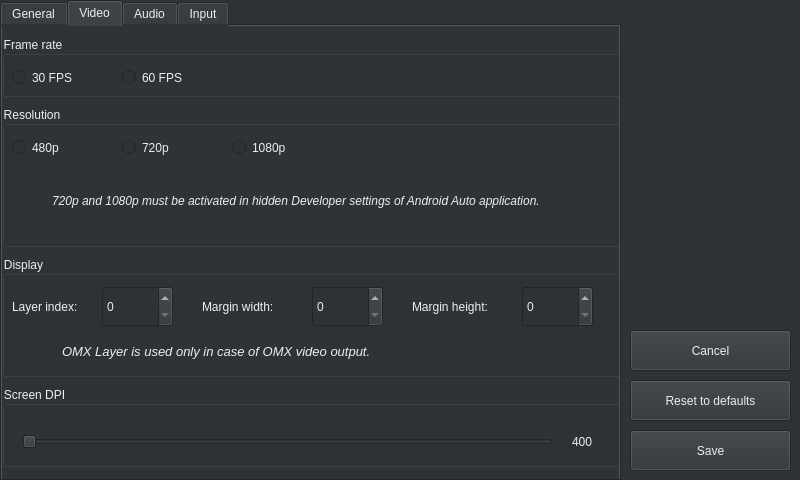
Old version of the form src/autoapp/UI/settingswindow.ui in the repository nowa-dash/openauto.
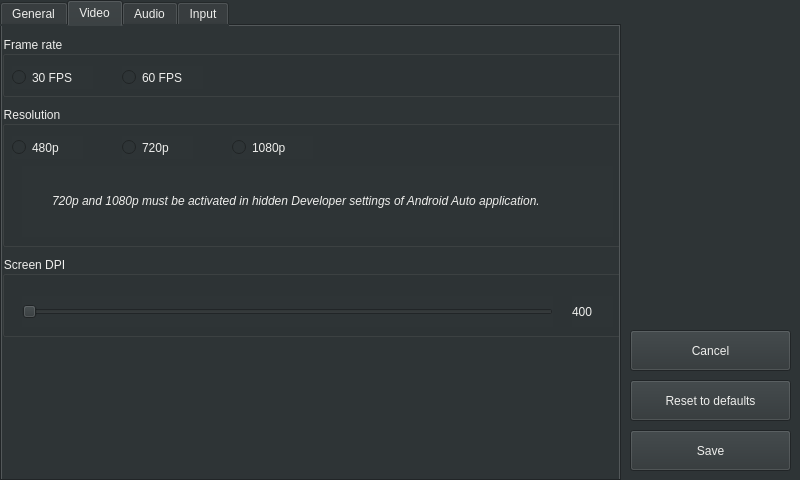
New version of the form. The open tabs and pages were chosen to show the change. Icons and pictures are not drawn.

What changed in the file:
```diff
--- a/src/autoapp/UI/settingswindow.ui
+++ b/src/autoapp/UI/settingswindow.ui
@@ -260,125 +260,11 @@
       </property>
      </widget>
     </widget>
-    <widget class="QGroupBox" name="groupBoxOmxLayerIndex">
-     <property name="geometry">
-      <rect>
-       <x>0</x>
-       <y>230</y>
-       <width>621</width>
-       <height>121</height>
-      </rect>
-     </property>
-     <property name="title">
-      <string>Display</string>
-     </property>
-     <widget class="QLabel" name="labelOmxLayerIndex">
-      <property name="geometry">
-       <rect>
-        <x>10</x>
-        <y>40</y>
-        <width>91</width>
-        <height>21</height>
-       </rect>
-      </property>
-      <property name="text">
-       <string>Layer index:</string>
-      </property>
-     </widget>
-     <widget class="QLabel" name="labelOmxLayerInfo_2">
-      <property name="geometry">
-       <rect>
-        <x>60</x>
-        <y>80</y>
-        <width>311</width>
-        <height>31</height>
-       </rect>
-      </property>
-      <property name="text">
-       <string>&lt;html&gt;&lt;head/&gt;&lt;body&gt;&lt;p&gt;&lt;span style=&quot; font-size:10pt; font-style:italic;&quot;&gt;OMX Layer is used only in case of OMX video output.&lt;/span&gt;&lt;/p&gt;&lt;/body&gt;&lt;/html&gt;</string>
-      </property>
-     </widget>
-     <widget class="QLabel" name="labelOmxLayerInfoIcon_2">
-      <property name="geometry">
-       <rect>
-        <x>30</x>
-        <y>80</y>
-        <width>21</width>
-        <height>31</height>
-       </rect>
-      </property>
-      <property name="text">
-       <string>&lt;html&gt;&lt;head/&gt;&lt;body&gt;&lt;p&gt;&lt;img src=&quot;:/ico_info.png&quot;/&gt;&lt;/p&gt;&lt;/body&gt;&lt;/html&gt;</string>
-      </property>
-     </widget>
-     <widget class="QSpinBox" name="spinBoxOmxLayerIndex">
-      <property name="geometry">
-       <rect>
-        <x>100</x>
-        <y>30</y>
-        <width>71</width>
-        <height>41</height>
-       </rect>
-      </property>
-     </widget>
-     <widget class="QLabel" name="labelVideoMarginWidth">
-      <property name="geometry">
-       <rect>
-        <x>200</x>
-        <y>40</y>
-        <width>101</width>
-        <height>21</height>
-       </rect>
-      </property>
-      <property name="text">
-       <string>Margin width:</string>
-      </property>
-     </widget>
-     <widget class="QSpinBox" name="spinBoxVideoMarginWidth">
-      <property name="geometry">
-       <rect>
-        <x>310</x>
-        <y>30</y>
-        <width>71</width>
-        <height>41</height>
-       </rect>
-      </property>
-      <property name="maximum">
-       <number>99999</number>
-      </property>
-     </widget>
-     <widget class="QLabel" name="labelVideoMarginHeight">
-      <property name="geometry">
-       <rect>
-        <x>410</x>
-        <y>40</y>
-        <width>111</width>
-        <height>21</height>
-       </rect>
-      </property>
-      <property name="text">
-       <string>Margin height:</string>
-      </property>
-     </widget>
-     <widget class="QSpinBox" name="spinBoxVideoMarginHeight">
-      <property name="geometry">
-       <rect>
-        <x>520</x>
-        <y>30</y>
-        <width>71</width>
-        <height>41</height>
-       </rect>
-      </property>
-      <property name="maximum">
-       <number>99999</number>
-      </property>
-     </widget>
-    </widget>
     <widget class="QGroupBox" name="groupBoxScreenDPI">
      <property name="geometry">
       <rect>
        <x>0</x>
-       <y>360</y>
+       <y>230</y>
        <width>621</width>
        <height>81</height>
       </rect>
```
Left out of the diff: 59 changed lines with no effect on the pictures.
